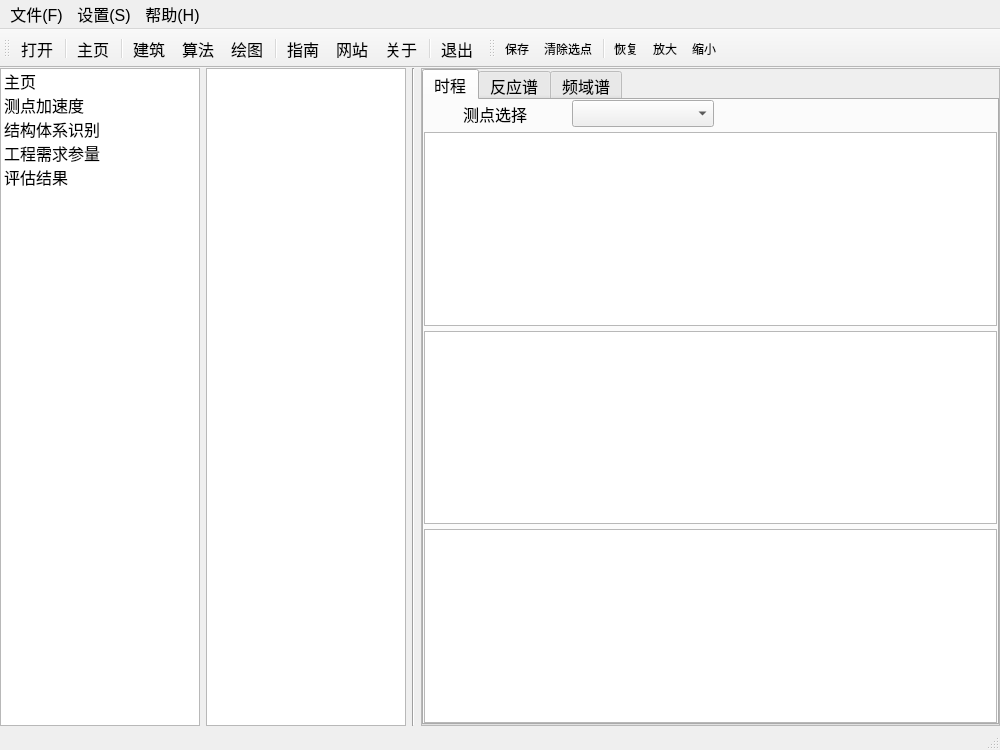
Before: the Qt Designer form src/qrest_ui/main_window.ui in DonShmily/qREST, drawn with Qt 5.
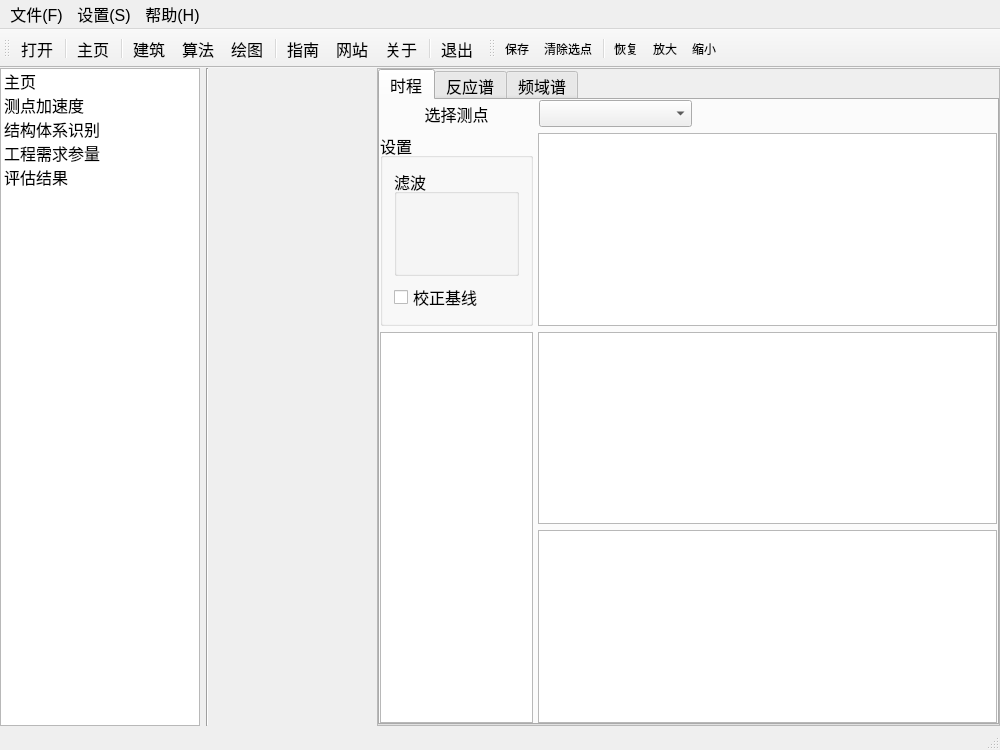
After: the same form once the commit is applied. The open tabs and pages were chosen to show the change. Icons and pictures are not drawn. Custom widgets are drawn as their Qt base class.

Commit message: add a model of building

Diff of the .ui file:
```diff
--- a/src/qrest_ui/main_window.ui
+++ b/src/qrest_ui/main_window.ui
@@ -14,7 +14,7 @@
    <string>qREST</string>
   </property>
   <widget class="QWidget" name="centralWidget">
-   <layout class="QHBoxLayout" name="horizontalLayout" stretch="1,1,0,4">
+   <layout class="QHBoxLayout" name="horizontalLayout" stretch="1,0,1,4">
     <property name="spacing">
      <number>6</number>
     </property>
@@ -163,16 +163,6 @@
       </item>
      </widget>
     </item>
-    <item>
-     <widget class="QGraphicsView" name="graph_building_model">
-      <property name="minimumSize">
-       <size>
-        <width>200</width>
-        <height>0</height>
-       </size>
-      </property>
-     </widget>
-    </item>
     <item>
      <widget class="Line" name="line_2">
       <property name="orientation">
@@ -180,6 +170,38 @@
       </property>
      </widget>
     </item>
+    <item>
+     <layout class="QVBoxLayout" name="verticalLayout">
+      <property name="leftMargin">
+       <number>10</number>
+      </property>
+      <property name="topMargin">
+       <number>30</number>
+      </property>
+      <property name="rightMargin">
+       <number>10</number>
+      </property>
+      <property name="bottomMargin">
+       <number>20</number>
+      </property>
+      <item>
+       <widget class="RectangleWidget" name="widget_building" native="true">
+        <property name="sizePolicy">
+         <sizepolicy hsizetype="Expanding" vsizetype="Expanding">
+          <horstretch>0</horstretch>
+          <verstretch>0</verstretch>
+         </sizepolicy>
+        </property>
+        <property name="minimumSize">
+         <size>
+          <width>100</width>
+          <height>400</height>
+         </size>
+        </property>
+       </widget>
+      </item>
+     </layout>
+    </item>
     <item>
      <widget class="QStackedWidget" name="stackedWidget">
       <property name="font">
@@ -194,7 +216,7 @@
        <enum>QFrame::Raised</enum>
       </property>
       <property name="currentIndex">
-       <number>1</number>
+       <number>3</number>
       </property>
       <widget class="QWidget" name="stk0_home">
        <layout class="QGridLayout" name="gridLayout_5" rowstretch="0,1,1" columnstretch="3,1">
@@ -279,7 +301,7 @@
          <number>0</number>
         </property>
         <item>
-         <widget class="QTabWidget" name="tabWidget">
+         <widget class="QTabWidget" name="tabWidget_acc">
           <property name="currentIndex">
            <number>0</number>
           </property>
@@ -287,10 +309,7 @@
            <attribute name="title">
             <string>时程</string>
            </attribute>
-           <layout class="QVBoxLayout" name="verticalLayout">
-            <property name="spacing">
-             <number>5</number>
-            </property>
+           <layout class="QGridLayout" name="gridLayout_6" rowstretch="0,1,1,1" columnstretch="1,3">
             <property name="leftMargin">
              <number>0</number>
             </property>
@@ -303,12 +322,50 @@
             <property name="bottomMargin">
              <number>0</number>
             </property>
-            <item>
+            <property name="horizontalSpacing">
+             <number>5</number>
+            </property>
+            <item row="1" column="0">
+             <widget class="QGroupBox" name="gBox_acc_option">
+              <property name="title">
+               <string>设置</string>
+              </property>
+              <layout class="QVBoxLayout" name="verticalLayout_5">
+               <item>
+                <widget class="QGroupBox" name="groupBox">
+                 <property name="title">
+                  <string>滤波</string>
+                 </property>
+                </widget>
+               </item>
+               <item>
+                <widget class="QCheckBox" name="checkBox">
+                 <property name="text">
+                  <string>校正基线</string>
+                 </property>
+                </widget>
+               </item>
+              </layout>
+             </widget>
+            </item>
+            <item row="1" column="1">
+             <widget class="QChartView" name="chart_acc1_a"/>
+            </item>
+            <item row="2" column="0" rowspan="2">
+             <widget class="QTableView" name="table_acc"/>
+            </item>
+            <item row="2" column="1">
+             <widget class="QChartView" name="chart_acc2_v"/>
+            </item>
+            <item row="3" column="1">
+             <widget class="QChartView" name="chart_acc3_d"/>
+            </item>
+            <item row="0" column="0" colspan="2">
              <layout class="QHBoxLayout" name="horizontalLayout_5" stretch="1,1,2">
               <item>
                <widget class="QLabel" name="label_acc_mea">
                 <property name="text">
-                 <string>测点选择</string>
+                 <string>选择测点</string>
                 </property>
                 <property name="alignment">
                  <set>Qt::AlignCenter</set>
@@ -333,15 +390,6 @@
               </item>
              </layout>
             </item>
-            <item>
-             <widget class="QChartView" name="chart_acc1_a"/>
-            </item>
-            <item>
-             <widget class="QChartView" name="chart_acc2_v"/>
-            </item>
-            <item>
-             <widget class="QChartView" name="chart_acc3_d"/>
-            </item>
            </layout>
           </widget>
           <widget class="QWidget" name="tab2_acc_response">
@@ -358,6 +406,9 @@
             <property name="rightMargin">
              <number>0</number>
             </property>
+            <property name="bottomMargin">
+             <number>0</number>
+            </property>
             <property name="spacing">
              <number>5</number>
             </property>
@@ -392,7 +443,7 @@
              </layout>
             </item>
             <item row="1" column="0">
-             <widget class="QGroupBox" name="gBox_gmp_reponse_option">
+             <widget class="QGroupBox" name="gBox_reponse_option">
               <property name="title">
                <string>设置</string>
               </property>
@@ -446,7 +497,7 @@
              <widget class="QChartView" name="chart_gmp_response"/>
             </item>
             <item row="2" column="0">
-             <widget class="QTableView" name="table_gmp_response"/>
+             <widget class="QTableView" name="table_response"/>
             </item>
            </layout>
           </widget>
@@ -454,7 +505,7 @@
            <attribute name="title">
             <string>频域谱</string>
            </attribute>
-           <layout class="QGridLayout" name="gridLayout_6" rowstretch="1,1" columnstretch="1,3">
+           <layout class="QGridLayout" name="gridLayout_4" rowstretch="0,1,1" columnstretch="1,3">
             <property name="leftMargin">
              <number>0</number>
             </property>
@@ -470,15 +521,45 @@
             <property name="spacing">
              <number>5</number>
             </property>
-            <item row="0" column="0">
-             <widget class="QGroupBox" name="gBox_gmp_fourier_option">
+            <item row="0" column="0" colspan="2">
+             <layout class="QHBoxLayout" name="horizontalLayout_7" stretch="1,1,2">
+              <item>
+               <widget class="QLabel" name="label_fourier_mea">
+                <property name="text">
+                 <string>选择测点</string>
+                </property>
+                <property name="alignment">
+                 <set>Qt::AlignCenter</set>
+                </property>
+               </widget>
+              </item>
+              <item>
+               <widget class="QComboBox" name="cbox_fourier_mea"/>
+              </item>
+              <item>
+               <spacer name="horizontalSpacer_5">
+                <property name="orientation">
+                 <enum>Qt::Horizontal</enum>
+                </property>
+                <property name="sizeHint" stdset="0">
+                 <size>
+                  <width>40</width>
+                  <height>20</height>
+                 </size>
+                </property>
+               </spacer>
+              </item>
+             </layout>
+            </item>
+            <item row="1" column="0">
+             <widget class="QGroupBox" name="gBox_fourier_option">
               <property name="title">
                <string>设置</string>
               </property>
              </widget>
             </item>
-            <item row="0" column="1">
-             <widget class="QChartView" name="chart_gmp_fourier">
+            <item row="1" column="1">
+             <widget class="QChartView" name="chart_fourier">
               <property name="minimumSize">
                <size>
                 <width>200</width>
@@ -487,11 +568,11 @@
               </property>
              </widget>
             </item>
-            <item row="1" column="0">
-             <widget class="QTableView" name="table_gmp_fourier"/>
+            <item row="2" column="0">
+             <widget class="QTableView" name="table_fourier"/>
             </item>
-            <item row="1" column="1">
-             <widget class="QChartView" name="chart_gmp_power">
+            <item row="2" column="1">
+             <widget class="QChartView" name="chart_power">
               <property name="minimumSize">
                <size>
                 <width>200</width>
@@ -542,7 +623,7 @@
         <item>
          <widget class="QTabWidget" name="tabWidget_edp">
           <property name="currentIndex">
-           <number>0</number>
+           <number>1</number>
           </property>
           <widget class="QWidget" name="tab_edp1_realtime">
            <attribute name="title">
@@ -1047,6 +1128,12 @@
    <extends>QGraphicsView</extends>
    <header>qchartview.h</header>
   </customwidget>
+  <customwidget>
+   <class>RectangleWidget</class>
+   <extends>QWidget</extends>
+   <header>rectangle_widget.h</header>
+   <container>1</container>
+  </customwidget>
  </customwidgets>
  <resources>
   <include location="resource.qrc"/>
```
The commit also changes 17 other files.
